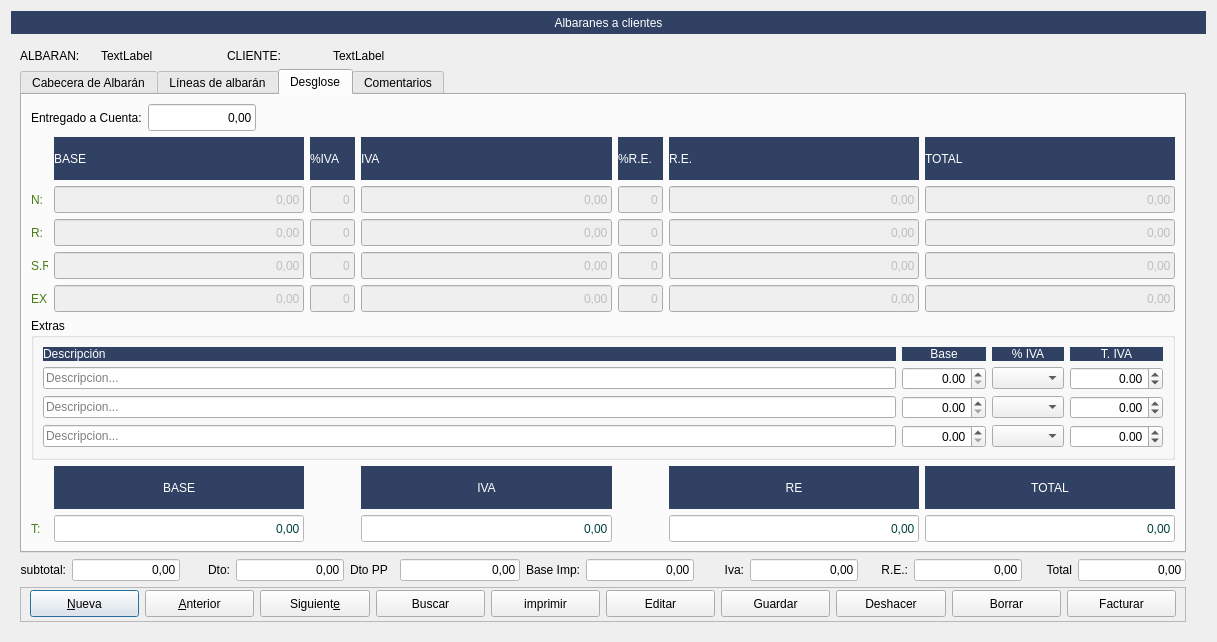
This is Zona_Ventas/frmalbaran.ui in arcnexus/RedFoX as Qt 5 draws it before an edit. The edited form follows.
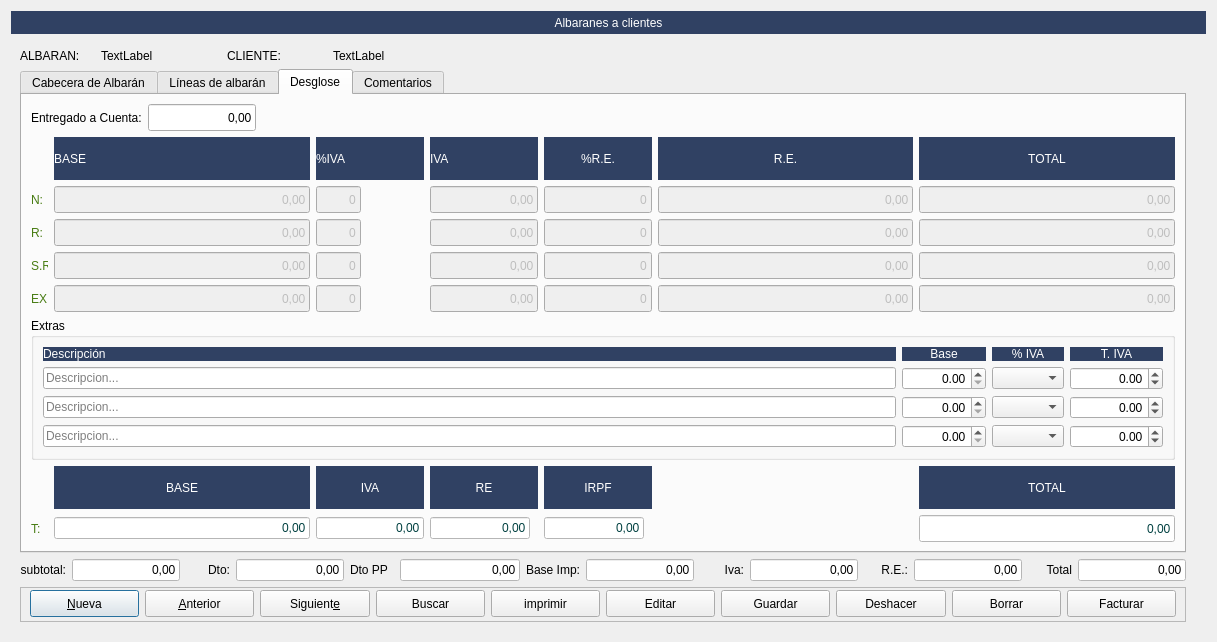
This is the edited form. The open tabs and pages were chosen to show the change. Icons and pictures are not drawn.

Patch:
```diff
--- a/Zona_Ventas/frmalbaran.ui
+++ b/Zona_Ventas/frmalbaran.ui
@@ -1881,20 +1881,6 @@
            </item>
            <item row="1" column="0">
             <layout class="QGridLayout" name="gridLayout">
-             <item row="6" column="5">
-              <widget class="QLabel" name="label_45">
-               <property name="styleSheet">
-                <string notr="true">background-color: #304163;
-color: rgb(255, 255, 255);</string>
-               </property>
-               <property name="text">
-                <string>RE</string>
-               </property>
-               <property name="alignment">
-                <set>Qt::AlignCenter</set>
-               </property>
-              </widget>
-             </item>
              <item row="1" column="1">
               <widget class="QLineEdit" name="txtbase1">
                <property name="enabled">
@@ -2156,12 +2142,6 @@
                  <verstretch>0</verstretch>
                 </sizepolicy>
                </property>
-               <property name="minimumSize">
-                <size>
-                 <width>0</width>
-                 <height>27</height>
-                </size>
-               </property>
                <property name="styleSheet">
                 <string notr="true">background-color: rgb(255, 255, 255);
 color: rgb(0, 64, 64);</string>
@@ -2222,12 +2202,6 @@
                  <height>27</height>
                 </size>
                </property>
-               <property name="maximumSize">
-                <size>
-                 <width>45</width>
-                 <height>16777215</height>
-                </size>
-               </property>
                <property name="text">
                 <string>0</string>
                </property>
@@ -2239,70 +2213,6 @@
                </property>
               </widget>
              </item>
-             <item row="7" column="5">
-              <widget class="QLineEdit" name="txttotal_recargo_2">
-               <property name="enabled">
-                <bool>false</bool>
-               </property>
-               <property name="sizePolicy">
-                <sizepolicy hsizetype="Preferred" vsizetype="Fixed">
-                 <horstretch>0</horstretch>
-                 <verstretch>0</verstretch>
-                </sizepolicy>
-               </property>
-               <property name="minimumSize">
-                <size>
-                 <width>0</width>
-                 <height>27</height>
-                </size>
-               </property>
-               <property name="styleSheet">
-                <string notr="true">background-color: rgb(255, 255, 255);
-color: rgb(0, 64, 64);</string>
-               </property>
-               <property name="text">
-                <string>0,00</string>
-               </property>
-               <property name="alignment">
-                <set>Qt::AlignRight|Qt::AlignTrailing|Qt::AlignVCenter</set>
-               </property>
-               <property name="readOnly">
-                <bool>true</bool>
-               </property>
-              </widget>
-             </item>
-             <item row="7" column="3">
-              <widget class="QLineEdit" name="txttotal_iva_2">
-               <property name="enabled">
-                <bool>false</bool>
-               </property>
-               <property name="sizePolicy">
-                <sizepolicy hsizetype="Preferred" vsizetype="Fixed">
-                 <horstretch>0</horstretch>
-                 <verstretch>0</verstretch>
-                </sizepolicy>
-               </property>
-               <property name="minimumSize">
-                <size>
-                 <width>0</width>
-                 <height>27</height>
-                </size>
-               </property>
-               <property name="styleSheet">
-                <string notr="true">background-color: rgb(255, 255, 255);
-color: rgb(0, 64, 64);</string>
-               </property>
-               <property name="text">
-                <string>0,00</string>
-               </property>
-               <property name="alignment">
-                <set>Qt::AlignRight|Qt::AlignTrailing|Qt::AlignVCenter</set>
-               </property>
-               <property name="readOnly">
-                <bool>true</bool>
-               </property>
-              </widget>
-             </item>
              <item row="2" column="3">
               <widget class="QLineEdit" name="txtiva2">
                <property name="enabled">
@@ -2348,12 +2258,6 @@
                  <height>27</height>
                 </size>
                </property>
-               <property name="maximumSize">
-                <size>
-                 <width>45</width>
-                 <height>16777215</height>
-                </size>
-               </property>
                <property name="text">
                 <string>0</string>
                </property>
@@ -2550,12 +2454,6 @@
                  <height>27</height>
                 </size>
                </property>
-               <property name="maximumSize">
-                <size>
-                 <width>45</width>
-                 <height>16777215</height>
-                </size>
-               </property>
                <property name="text">
                 <string>0</string>
                </property>
@@ -2661,6 +2559,9 @@
                <property name="text">
                 <string>%R.E.</string>
                </property>
+               <property name="alignment">
+                <set>Qt::AlignCenter</set>
+               </property>
               </widget>
              </item>
              <item row="0" column="5">
@@ -2678,6 +2579,9 @@
                <property name="text">
                 <string>R.E.</string>
                </property>
+               <property name="alignment">
+                <set>Qt::AlignCenter</set>
+               </property>
               </widget>
              </item>
              <item row="0" column="6">
@@ -2695,6 +2599,9 @@
                <property name="text">
                 <string>TOTAL</string>
                </property>
+               <property name="alignment">
+                <set>Qt::AlignCenter</set>
+               </property>
               </widget>
              </item>
              <item row="1" column="0">
@@ -2848,12 +2755,6 @@
                  <height>27</height>
                 </size>
                </property>
-               <property name="maximumSize">
-                <size>
-                 <width>45</width>
-                 <height>16777215</height>
-                </size>
-               </property>
                <property name="text">
                 <string>0</string>
                </property>
@@ -3168,7 +3069,7 @@
                </property>
               </widget>
              </item>
-             <item row="6" column="3">
+             <item row="6" column="2">
               <widget class="QLabel" name="label_44">
                <property name="styleSheet">
                 <string notr="true">background-color: #304163;
@@ -3182,6 +3083,112 @@
                </property>
               </widget>
              </item>
+             <item row="7" column="2">
+              <widget class="QLineEdit" name="txttotal_iva_2">
+               <property name="enabled">
+                <bool>false</bool>
+               </property>
+               <property name="sizePolicy">
+                <sizepolicy hsizetype="Preferred" vsizetype="Fixed">
+                 <horstretch>0</horstretch>
+                 <verstretch>0</verstretch>
+                </sizepolicy>
+               </property>
+               <property name="styleSheet">
+                <string notr="true">background-color: rgb(255, 255, 255);
+color: rgb(0, 64, 64);</string>
+               </property>
+               <property name="text">
+                <string>0,00</string>
+               </property>
+               <property name="alignment">
+                <set>Qt::AlignRight|Qt::AlignTrailing|Qt::AlignVCenter</set>
+               </property>
+               <property name="readOnly">
+                <bool>true</bool>
+               </property>
+              </widget>
+             </item>
+             <item row="6" column="4">
+              <widget class="QLabel" name="label_23">
+               <property name="styleSheet">
+                <string notr="true">background-color: #304163;
+color: rgb(255, 255, 255);</string>
+               </property>
+               <property name="text">
+                <string>IRPF</string>
+               </property>
+               <property name="alignment">
+                <set>Qt::AlignCenter</set>
+               </property>
+              </widget>
+             </item>
+             <item row="7" column="4">
+              <widget class="QLineEdit" name="txtimporte_irpf">
+               <property name="maximumSize">
+                <size>
+                 <width>100</width>
+                 <height>16777215</height>
+                </size>
+               </property>
+               <property name="styleSheet">
+                <string notr="true">background-color: rgb(255, 255, 255);
+color: rgb(0, 64, 64);</string>
+               </property>
+               <property name="text">
+                <string>0,00</string>
+               </property>
+               <property name="alignment">
+                <set>Qt::AlignRight|Qt::AlignTrailing|Qt::AlignVCenter</set>
+               </property>
+              </widget>
+             </item>
+             <item row="6" column="3">
+              <widget class="QLabel" name="label_45">
+               <property name="styleSheet">
+                <string notr="true">background-color: #304163;
+color: rgb(255, 255, 255);</string>
+               </property>
+               <property name="text">
+                <string>RE</string>
+               </property>
+               <property name="alignment">
+                <set>Qt::AlignCenter</set>
+               </property>
+              </widget>
+             </item>
+             <item row="7" column="3">
+              <widget class="QLineEdit" name="txtrec_2">
+               <property name="enabled">
+                <bool>false</bool>
+               </property>
+               <property name="sizePolicy">
+                <sizepolicy hsizetype="Preferred" vsizetype="Fixed">
+                 <horstretch>0</horstretch>
+                 <verstretch>0</verstretch>
+                </sizepolicy>
+               </property>
+               <property name="maximumSize">
+                <size>
+                 <width>100</width>
+                 <height>16777215</height>
+                </size>
+               </property>
+               <property name="styleSheet">
+                <string notr="true">background-color: rgb(255, 255, 255);
+color: rgb(0, 64, 64);</string>
+               </property>
+               <property name="text">
+                <string>0,00</string>
+               </property>
+               <property name="alignment">
+                <set>Qt::AlignRight|Qt::AlignTrailing|Qt::AlignVCenter</set>
+               </property>
+               <property name="readOnly">
+                <bool>true</bool>
+               </property>
+              </widget>
+             </item>
             </layout>
            </item>
           </layout>
```
Left out of the diff: 116 changed lines with no effect on the pictures.
